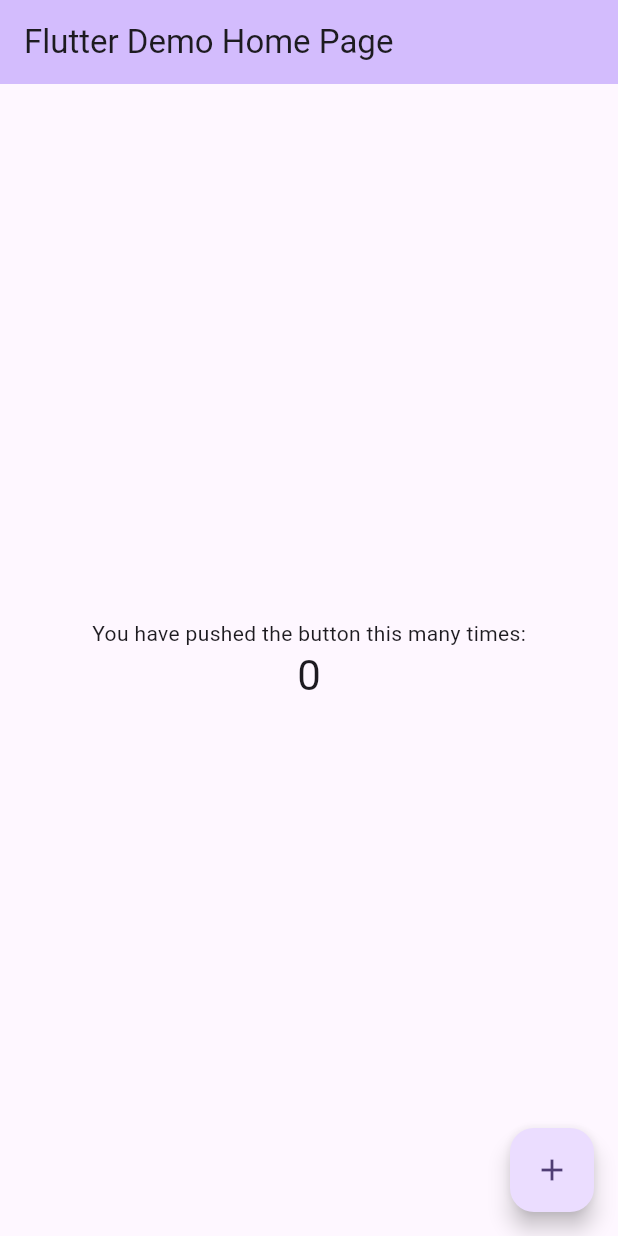
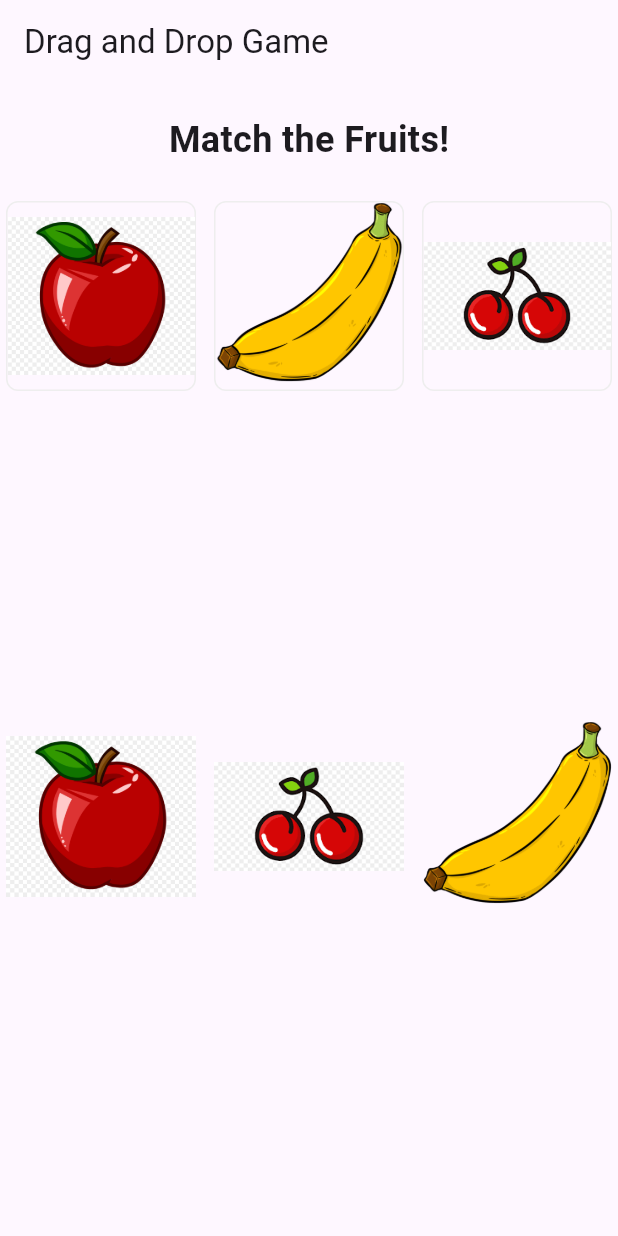
Before and after one commit to aditithakore/elearning_app, a Flutter app: the screen it shows after launch, on a phone screen of 412 x 824 dp. Run offline on Flutter 3.47's test engine with Material 3 defaults, Android fonts, the phone set to English and light mode, and no system bars; our stand-ins replace get.

Commit message:
fruit matching game added

```diff
--- a/lib/main.dart
+++ b/lib/main.dart
@@ -1,4 +1,7 @@
+import 'package:elearning_app/pages/login_page.dart';
+import 'package:elearning_app/pages/matchFruit/matchFruitsUI.dart';
 import 'package:flutter/material.dart';
+import 'package:get/get_navigation/src/root/get_material_app.dart';
 
 void main() {
   runApp(const MyApp());
@@ -10,8 +13,9 @@
   // This widget is the root of your application.
   @override
   Widget build(BuildContext context) {
-    return MaterialApp(
+    return GetMaterialApp(
       title: 'Flutter Demo',
+      debugShowCheckedModeBanner: false,
       theme: ThemeData(
         // This is the theme of your application.
         //
@@ -31,95 +35,7 @@
         colorScheme: ColorScheme.fromSeed(seedColor: Colors.deepPurple),
         useMaterial3: true,
       ),
-      home: const MyHomePage(title: 'Flutter Demo Home Page'),
+      home: MatchFruitsUI(),
     );
   }
 }
-
-class MyHomePage extends StatefulWidget {
-  const MyHomePage({super.key, required this.title});
-
-  // This widget is the home page of your application. It is stateful, meaning
-  // that it has a State object (defined below) that contains fields that affect
-  // how it looks.
-
-  // This class is the configuration for the state. It holds the values (in this
-  // case the title) provided by the parent (in this case the App widget) and
-  // used by the build method of the State. Fields in a Widget subclass are
-  // always marked "final".
-
-  final String title;
-
-  @override
-  State<MyHomePage> createState() => _MyHomePageState();
-}
-
-class _MyHomePageState extends State<MyHomePage> {
-  int _counter = 0;
-
-  void _incrementCounter() {
-    setState(() {
-      // This call to setState tells the Flutter framework that something has
-      // changed in this State, which causes it to rerun the build method below
-      // so that the display can reflect the updated values. If we changed
-      // _counter without calling setState(), then the build method would not be
-      // called again, and so nothing would appear to happen.
-      _counter++;
-    });
-  }
-
-  @override
-  Widget build(BuildContext context) {
-    // This method is rerun every time setState is called, for instance as done
-    // by the _incrementCounter method above.
-    //
-    // The Flutter framework has been optimized to make rerunning build methods
-    // fast, so that you can just rebuild anything that needs updating rather
-    // than having to individually change instances of widgets.
-    return Scaffold(
-      appBar: AppBar(
-        // TRY THIS: Try changing the color here to a specific color (to
-        // Colors.amber, perhaps?) and trigger a hot reload to see the AppBar
-        // change color while the other colors stay the same.
-        backgroundColor: Theme.of(context).colorScheme.inversePrimary,
-        // Here we take the value from the MyHomePage object that was created by
-        // the App.build method, and use it to set our appbar title.
-        title: Text(widget.title),
-      ),
-      body: Center(
-        // Center is a layout widget. It takes a single child and positions it
-        // in the middle of the parent.
-        child: Column(
-          // Column is also a layout widget. It takes a list of children and
-          // arranges them vertically. By default, it sizes itself to fit its
-          // children horizontally, and tries to be as tall as its parent.
-          //
-          // Column has various properties to control how it sizes itself and
-          // how it positions its children. Here we use mainAxisAlignment to
-          // center the children vertically; the main axis here is the vertical
-          // axis because Columns are vertical (the cross axis would be
-          // horizontal).
-          //
-          // TRY THIS: Invoke "debug painting" (choose the "Toggle Debug Paint"
-          // action in the IDE, or press "p" in the console), to see the
-          // wireframe for each widget.
-          mainAxisAlignment: MainAxisAlignment.center,
-          children: <Widget>[
-            const Text(
-              'You have pushed the button this many times:',
-            ),
-            Text(
-              '$_counter',
-              style: Theme.of(context).textTheme.headlineMedium,
-            ),
-          ],
-        ),
-      ),
-      floatingActionButton: FloatingActionButton(
-        onPressed: _incrementCounter,
-        tooltip: 'Increment',
-        child: const Icon(Icons.add),
-      ), // This trailing comma makes auto-formatting nicer for build methods.
-    );
-  }
-}
--- /dev/null
+++ b/lib/pages/matchFruit/matchFruitsController.dart
@@ -0,0 +1,18 @@
+import 'package:get/get.dart';
+import 'matchFruitsModel.dart';
+import 'matchFruitsLogic.dart';
+
+
+class MatchFruitsController extends GetxController {
+  var gameLogic = MatchFruitsLogic();
+  var matchedItems = <String>[].obs;
+
+  void matchItem(ImageItem target, ImageItem dragged) {
+    if (gameLogic.checkMatch(target, dragged)) {
+      matchedItems.add(target.id);
+    }
+  }
+  String? getMatchedImage(String id) {
+    return gameLogic.items.firstWhereOrNull((item) => item.id == id)?.imagePath;
+  }
+}
--- /dev/null
+++ b/lib/pages/matchFruit/matchFruitsLogic.dart
@@ -0,0 +1,19 @@
+import 'package:get/get.dart';
+import 'matchFruitsModel.dart';
+class MatchFruitsLogic {
+  List<ImageItem> items = [
+    ImageItem('assets/images/apple.jpg', 'apple'),
+    ImageItem('assets/images/banana.png', 'banana'),
+    ImageItem('assets/images/cherry.png', 'cherry'),
+    // Add more items as needed
+  ].obs;
+  dynamic shuffledItems = [].obs;
+
+  MatchFruitsLogic() {
+    shuffledItems = List.from(items)..shuffle();
+  }
+  bool checkMatch(ImageItem item1, ImageItem item2) {
+    print("MatchSuccess");
+    return item1.id == item2.id;
+  }
+}
--- /dev/null
+++ b/lib/pages/matchFruit/matchFruitsModel.dart
@@ -0,0 +1,6 @@
+class ImageItem {
+  final String imagePath;
+  final String id;
+
+  ImageItem(this.imagePath, this.id);
+}
--- /dev/null
+++ b/lib/pages/matchFruit/matchFruitsUI.dart
@@ -0,0 +1,108 @@
+import 'package:flutter/material.dart';
+import 'package:get/get.dart';
+
+import 'matchFruitsController.dart';
+import 'matchFruitsModel.dart';
+class MatchFruitsUI extends StatelessWidget {
+  final MatchFruitsController controller = Get.put(MatchFruitsController());
+
+  @override
+  Widget build(BuildContext context) {
+    return Scaffold(
+      appBar: AppBar(
+        title: Text('Drag and Drop Game'),
+      ),
+      body: Column(
+        children: [
+          SizedBox(height: 20),
+          Text(
+            'Match the Fruits!',
+            style: TextStyle(
+              fontSize: 24,
+              fontWeight: FontWeight.bold,
+            ),
+          ),
+          SizedBox(height: 20),
+          Expanded(
+            child: Column(
+              children: [
+                Expanded(
+                  child: Obx(() => GridView.builder(
+                    gridDelegate: SliverGridDelegateWithFixedCrossAxisCount(
+                      crossAxisCount: 3,
+                      crossAxisSpacing: 4.0,
+                      mainAxisSpacing: 4.0,
+                    ),
+                    itemCount: controller.gameLogic.items.length,
+                    itemBuilder: (context, index) {
+                      final item = controller.gameLogic.items[index];
+                      return DragTarget<ImageItem>(
+                        onAccept: (draggedItem) {
+                          controller.matchItem(item, draggedItem);
+                        },
+                        builder: (context, candidateData, rejectedData) {
+                          return Obx(() => Container(
+                            margin: EdgeInsets.all(4),
+                            decoration: BoxDecoration(
+                              color: controller.matchedItems.contains(item.id)
+                                  ? Colors.transparent
+                                  : Colors.transparent,
+                              borderRadius: BorderRadius.circular(8),
+                              border: Border.all(color: Colors.grey.shade200)
+                            ),
+                            child: Center(
+                              child: controller.matchedItems.contains(item.id)
+                                  ? Container(child: Icon(Icons.check_circle)) // Show nothing if matched
+                                  : Image.asset(item.imagePath),
+                            ),
+                          ));
+                        },
+                      );
+                    },
+                  )),
+                ),
+                Expanded(
+                  child:
+                  // Obx(() =>
+                      GridView.builder(
+                      gridDelegate: SliverGridDelegateWithFixedCrossAxisCount(
+                      crossAxisCount: 3,
+                      crossAxisSpacing: 4.0,
+                      mainAxisSpacing: 4.0,
+                    ),
+                      itemCount: controller.gameLogic.shuffledItems.length,
+                      itemBuilder: (context, index) {
+                      final item = controller.gameLogic.shuffledItems[index];
+                      return Draggable<ImageItem>(
+                        data: item,
+                        feedback: Image.asset(
+                          item.imagePath,
+                          width: 100,
+                          height: 100,
+                          fit: BoxFit.cover,
+                        ),
+                        childWhenDragging: Container(
+                          color: Colors.grey,
+                        ),
+                        child: Obx(() => Container(
+                          margin: EdgeInsets.all(4),
+                          decoration: BoxDecoration(
+                            borderRadius: BorderRadius.circular(8),
+                          ),
+                          child: controller.matchedItems.contains(item.id)
+                              ? Container() // Show nothing if matched
+                              : Image.asset(item.imagePath),
+                        )),
+                      );
+                    },
+                  ),
+                  ),
+                // ),
+              ],
+            ),
+          ),
+        ],
+      ),
+    );
+  }
+}
--- a/pubspec.yaml
+++ b/pubspec.yaml
@@ -35,6 +35,7 @@ dependencies:
   # The following adds the Cupertino Icons font to your application.
   # Use with the CupertinoIcons class for iOS style icons.
   cupertino_icons: ^1.0.6
+  get: ^4.6.6
 
 dev_dependencies:
   flutter_test:
@@ -58,8 +59,9 @@ flutter:
   # the material Icons class.
   uses-material-design: true
 
-  # To add assets to your application, add an assets section, like this:
-  # assets:
+  # To add assets to your application, add an assets section, like this
+  assets:
+    - assets/images/
   #   - images/a_dot_burr.jpeg
   #   - images/a_dot_ham.jpeg
 
```
Also changed, not shown: lib/pages/colorShapes/colorShapesController.dart (added, +31 -0 lines), lib/pages/colorShapes/colorShapesUI.dart (added, +93 -0 lines), lib/pages/colorShapes/colorsShapesModel.dart (added, +7 -0 lines), assets/images/apple.jpg (added), assets/images/banana.png (added), assets/images/cherry.png (added), lib/pages/colorShapes/colorShapesLogic.dart (added), pubspec.lock, 1 other file.
